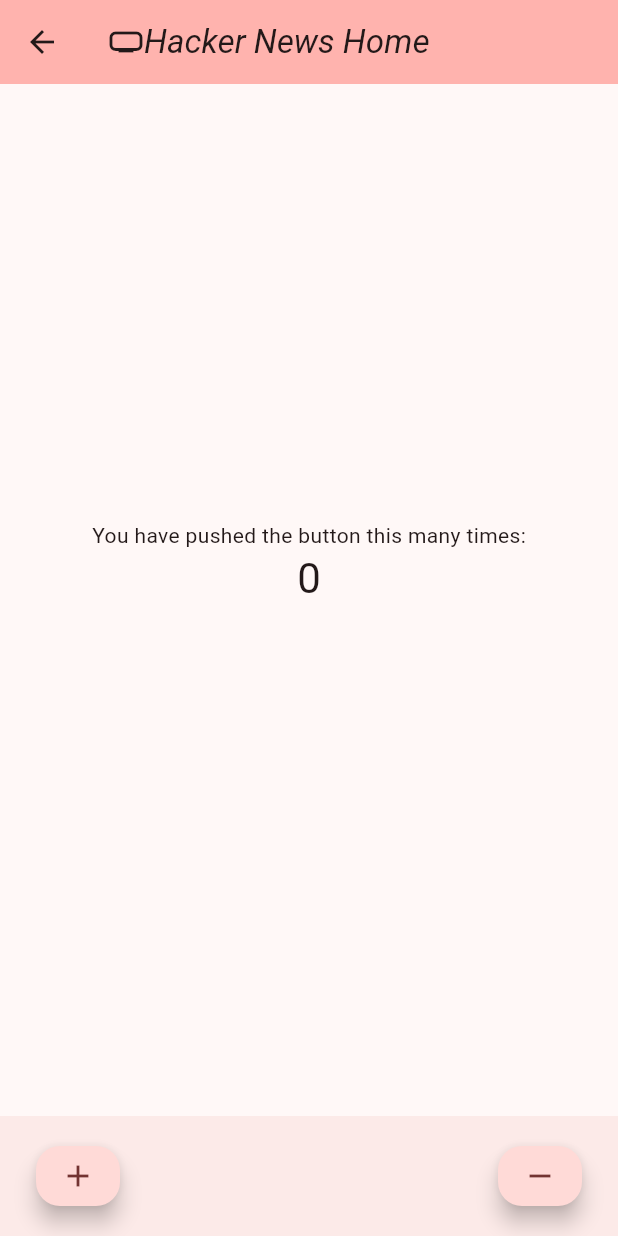
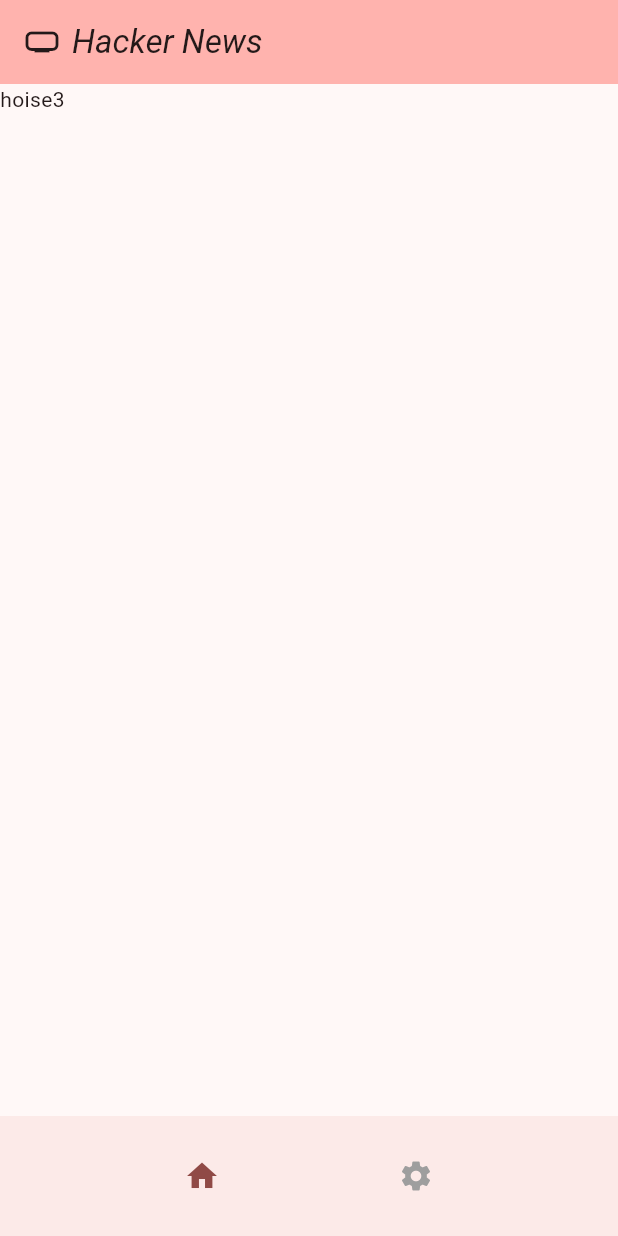
Before and after one commit to MahadiAnkon/Hacker_news, a Flutter app: the screen it shows after launch, on a phone screen of 412 x 824 dp. Run offline on Flutter 3.47's test engine with Material 3 defaults, Android fonts, the phone set to English and light mode, and no system bars.

Commit message:
initial setup

```diff
--- a/analysis_options.yaml
+++ b/analysis_options.yaml
@@ -7,6 +7,9 @@
 
 # The following line activates a set of recommended lints for Flutter apps,
 # packages, and plugins designed to encourage good coding practices.
+analyzer:
+  errors:
+    file_names: ignore
 include: package:flutter_lints/flutter.yaml
 
 linter:
--- /dev/null
+++ b/lib/Model/app_bar.dart
@@ -0,0 +1,27 @@
+import 'package:flutter/material.dart';
+
+class CustomAppBar extends StatelessWidget implements PreferredSizeWidget {
+  final String title;
+
+  const CustomAppBar({super.key, required this.title});
+  @override
+  Widget build(BuildContext context) {
+    return AppBar(
+      automaticallyImplyLeading: false,
+      backgroundColor: Theme.of(context).colorScheme.inversePrimary,
+      title: Row(
+        children: [
+          const Icon(Icons.home_max_outlined),
+          const SizedBox(width: 8),
+          Text(
+            title,
+            style: const TextStyle(fontStyle: FontStyle.italic),
+          ),
+        ],
+      ),
+    );
+  }
+
+  @override
+  Size get preferredSize => const Size.fromHeight(kToolbarHeight);
+}
--- /dev/null
+++ b/lib/Model/bottom_nav.dart
@@ -0,0 +1,59 @@
+import 'package:flutter/material.dart';
+import 'package:hacker_news/View/Home_page/home_page.dart';
+
+class CustomBottomNavigationBar extends StatelessWidget {
+  final int selectedIndex;
+
+  const CustomBottomNavigationBar({
+    super.key,
+    required this.selectedIndex,
+  });
+
+  void _onItemTapped(BuildContext context, int index) {
+    switch (index) {
+      case 0:
+        Navigator.pushNamedAndRemoveUntil(
+            context, HomePage.routeName, (_) => false);
+        break;
+      case 1:
+        Navigator.pushNamed(context, '/');
+        break;
+    }
+  }
+
+  @override
+  Widget build(BuildContext context) {
+    return BottomAppBar(
+      child: Row(
+        mainAxisAlignment: MainAxisAlignment.spaceEvenly,
+        children: <Widget>[
+          _buildNavItem(
+            context,
+            index: 0,
+            icon: Icons.home,
+            label: 'Home',
+          ),
+          _buildNavItem(
+            context,
+            index: 1,
+            icon: Icons.settings,
+            label: 'Settings',
+          ),
+        ],
+      ),
+    );
+  }
+
+  Widget _buildNavItem(BuildContext context,
+      {required int index, required IconData icon, required String label}) {
+    Color color = selectedIndex == index
+        ? Theme.of(context).colorScheme.primary
+        : Colors.grey;
+
+    return IconButton(
+      icon: Icon(icon, color: color),
+      onPressed: () => _onItemTapped(context, index),
+      tooltip: label,
+    );
+  }
+}
--- /dev/null
+++ b/lib/Model/customnavigation.dart
@@ -0,0 +1,11 @@
+import 'package:flutter/material.dart';
+
+class CustomPageRouteBuilder extends PageRouteBuilder {
+  final Widget widget;
+
+  CustomPageRouteBuilder({required this.widget})
+      : super(
+          transitionDuration: Duration.zero,
+          pageBuilder: (_, __, ___) => widget,
+        );
+}
--- /dev/null
+++ b/lib/View/Home_page/components/body.dart
@@ -0,0 +1,13 @@
+import 'package:flutter/material.dart';
+
+class Body extends StatelessWidget {
+  const Body({super.key});
+
+  @override
+  Widget build(BuildContext context) {
+    return const SafeArea(
+        child: SingleChildScrollView(
+      child: Text("hoise3"),
+    ));
+  }
+}
--- a/lib/View/Home_page/home_page.dart
+++ b/lib/View/Home_page/home_page.dart
@@ -0,0 +1,22 @@
+import 'package:flutter/material.dart';
+import 'package:hacker_news/Model/app_bar.dart';
+import 'package:hacker_news/Model/bottom_nav.dart';
+import 'package:hacker_news/View/Home_page/components/body.dart';
+
+class HomePage extends StatelessWidget {
+  static String routeName = '/homepage';
+  const HomePage({super.key});
+
+  @override
+  Widget build(BuildContext context) {
+    return const Scaffold(
+      appBar: CustomAppBar(
+        title: 'Hacker News',
+      ),
+      body: Body(),
+      bottomNavigationBar: CustomBottomNavigationBar(
+        selectedIndex: 0,
+      ),
+    );
+  }
+}
--- a/lib/View/Splash_screen/components/body.dart
+++ b/lib/View/Splash_screen/components/body.dart
@@ -1,4 +1,5 @@
 import 'package:flutter/material.dart';
+import 'package:hacker_news/View/Home_page/home_page.dart';
 import 'dart:async';
 import 'package:hacker_news/size.dart';
 
@@ -18,8 +19,9 @@ class _BodyState extends State<Body> {
   @override
   void initState() {
     super.initState();
-    Timer(const Duration(seconds: 3), () {
-      Navigator.pushReplacementNamed(context, '/');
+    Timer(const Duration(seconds: 2), () {
+      Navigator.pushNamedAndRemoveUntil(
+          context, HomePage.routeName, (_) => false);
     });
   }
 
--- a/lib/main.dart
+++ b/lib/main.dart
@@ -1,4 +1,6 @@
 import 'package:flutter/material.dart';
+import 'package:hacker_news/Model/app_bar.dart';
+import 'package:hacker_news/Model/bottom_nav.dart';
 import 'package:hacker_news/View/Splash_screen/Splash_screen.dart';
 import 'package:hacker_news/routes.dart';
 
@@ -34,34 +36,11 @@ class MyHomePage extends StatefulWidget {
 }
 
 class _MyHomePageState extends State<MyHomePage> {
-  int _counter = 0;
-
-  void _incrementCounter() {
-    setState(() {
-      _counter++;
-    });
-  }
-
-  void _decrement() {
-    setState(() {
-      _counter = _counter - 2;
-    });
-  }
-
   @override
   Widget build(BuildContext context) {
     return Scaffold(
-      appBar: AppBar(
-        backgroundColor: Theme.of(context).colorScheme.inversePrimary,
-        title: Row(
-          children: [
-            const Icon(Icons.home_max_outlined),
-            Text(
-              widget.title,
-              style: const TextStyle(fontStyle: FontStyle.italic),
-            ),
-          ],
-        ),
+      appBar: const CustomAppBar(
+        title: 'Hacker News Home',
       ),
       body: Center(
         child: SingleChildScrollView(
@@ -72,7 +51,7 @@ class _MyHomePageState extends State<MyHomePage> {
                 'You have pushed the button this many times:',
               ),
               Text(
-                '$_counter',
+                '0',
                 style: Theme.of(context).textTheme.headlineMedium,
               ),
               const SizedBox(
@@ -82,27 +61,8 @@ class _MyHomePageState extends State<MyHomePage> {
           ),
         ),
       ),
-      bottomNavigationBar: BottomAppBar(
-        child: Padding(
-          padding: const EdgeInsets.all(8.0),
-          child: Row(
-            children: [
-              FloatingActionButton(
-                onPressed: _incrementCounter,
-                tooltip: 'Increment',
-                heroTag: 'increment', // Unique hero tag
-                child: const Icon(Icons.add),
-              ),
-              const Spacer(),
-              FloatingActionButton(
-                onPressed: _decrement,
-                tooltip: 'Decrement',
-                heroTag: 'decrement', // Unique hero tag
-                child: const Icon(Icons.remove),
-              ),
-            ],
-          ),
-        ),
+      bottomNavigationBar: const CustomBottomNavigationBar(
+        selectedIndex: 1,
       ),
     );
   }
--- a/lib/routes.dart
+++ b/lib/routes.dart
@@ -1,8 +1,10 @@
 import 'package:flutter/material.dart';
+import 'package:hacker_news/View/Home_page/home_page.dart';
 import 'package:hacker_news/View/Splash_screen/Splash_screen.dart';
 import 'package:hacker_news/main.dart';
 
 final Map<String, WidgetBuilder> routes = {
   SplashScreen.routeName: (context) => const SplashScreen(),
+  HomePage.routeName: (context) => const HomePage(),
   '/': (context) => const MyHomePage(title: 'Hacker News Home'),
 };
```
